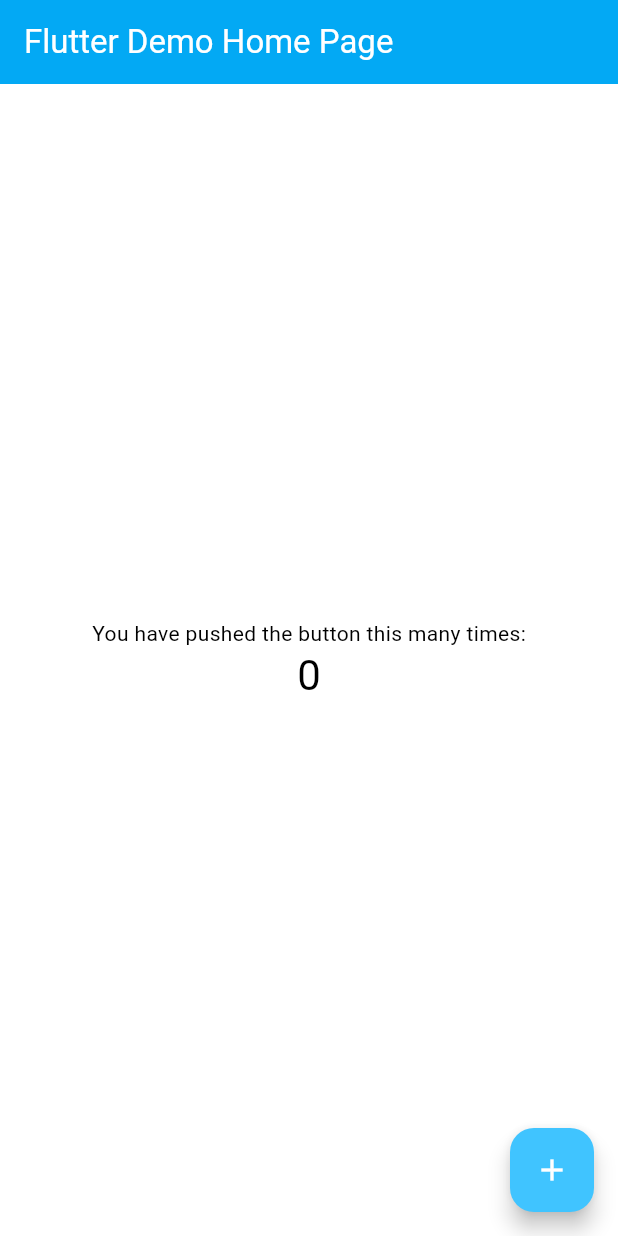
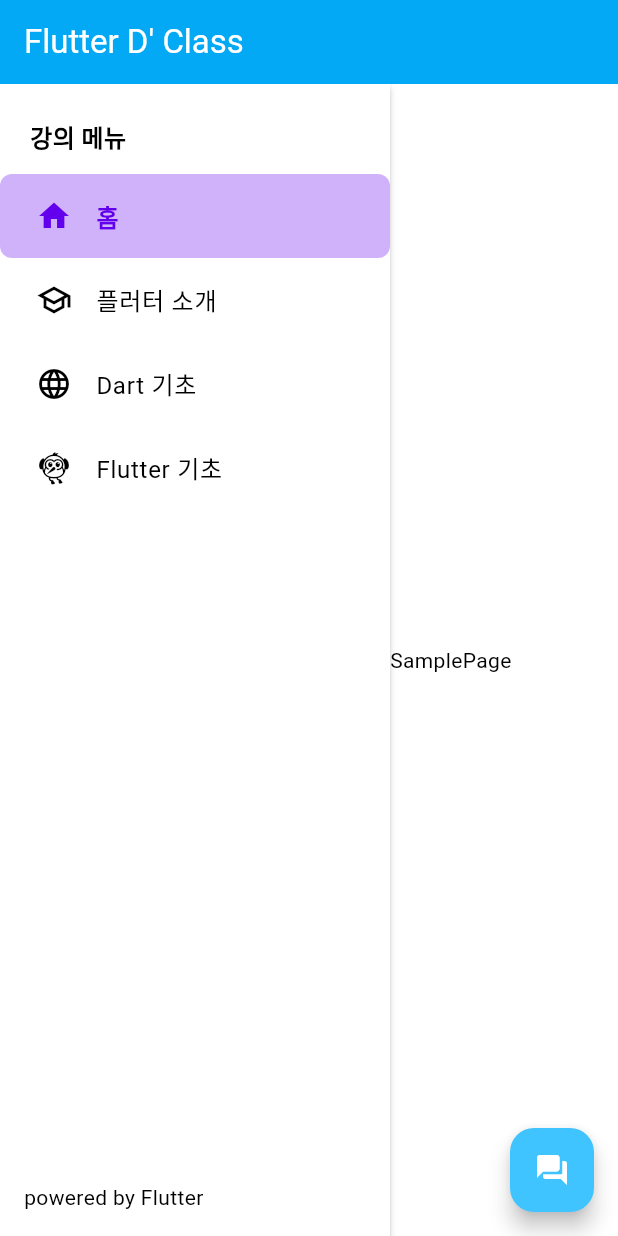
Before and after one commit to yoon6763/flutter-lecture, a Flutter app: the screen it shows after launch, on a phone screen of 412 x 824 dp. Run offline on Flutter 3.47's test engine with Material 3 defaults, Android fonts, the phone set to English and light mode, and no system bars.

Commit message:
Feat: SideBar 추가

```diff
--- /dev/null
+++ b/lib/base_page.dart
@@ -0,0 +1,40 @@
+import 'package:flutter/material.dart';
+import 'package:flutter_lecture/component/sidebar_widget.dart';
+
+class BasePage extends StatefulWidget {
+  const BasePage({super.key, required this.title});
+
+  final String title;
+
+  @override
+  State<BasePage> createState() => _BasePageState();
+}
+
+class _BasePageState extends State<BasePage> {
+  int _selectedPageIndex = 0;
+
+  @override
+  Widget build(BuildContext context) {
+    return Scaffold(
+      appBar: AppBar(title: Text(widget.title)),
+      body: Row(
+        children: [
+          SidebarWidget(
+            selectedPageIndex: _selectedPageIndex,
+            onItemSelected: (pageIndex) {
+              setState(() {
+                _selectedPageIndex = pageIndex;
+              });
+            },
+          ),
+          const Text('SamplePage'),
+        ],
+      ),
+      floatingActionButton: const FloatingActionButton(
+        onPressed: null,
+        tooltip: 'Increment',
+        child: Icon(Icons.question_answer_rounded),
+      ),
+    );
+  }
+}
--- /dev/null
+++ b/lib/component/sidebar_item.dart
@@ -0,0 +1,15 @@
+import 'package:flutter/material.dart';
+
+class SidebarItem {
+  final IconData icon;
+  final IconData? selectedIcon;
+  final String label;
+  final int pageIndex;
+
+  const SidebarItem({
+    required this.icon,
+    this.selectedIcon,
+    required this.label,
+    required this.pageIndex,
+  });
+}
--- /dev/null
+++ b/lib/component/sidebar_widget.dart
@@ -0,0 +1,119 @@
+import 'package:flutter/material.dart';
+import 'package:flutter_lecture/component/sidebar_item.dart';
+
+typedef SidebarItemSelectionCallback = void Function(int pageIndex);
+
+class SidebarWidget extends StatelessWidget {
+  final int selectedPageIndex;
+  final SidebarItemSelectionCallback onItemSelected;
+
+  final List<SidebarItem> _sidebarItems = const [
+    SidebarItem(
+        icon: Icons.home_outlined,
+        selectedIcon: Icons.home,
+        label: '홈',
+        pageIndex: 0),
+    SidebarItem(
+        icon: Icons.school_outlined,
+        selectedIcon: Icons.school,
+        label: '플러터 소개',
+        pageIndex: 1),
+    SidebarItem(
+        icon: Icons.language,
+        selectedIcon: Icons.category,
+        label: 'Dart 기초',
+        pageIndex: 2),
+    SidebarItem(
+        icon: Icons.flutter_dash_rounded,
+        selectedIcon: Icons.flutter_dash_rounded,
+        label: 'Flutter 기초',
+        pageIndex: 3),
+  ];
+
+  const SidebarWidget({
+    super.key,
+    required this.selectedPageIndex,
+    required this.onItemSelected,
+  });
+
+  @override
+  Widget build(BuildContext context) {
+    final theme = Theme.of(context);
+
+    return Container(
+      width: 260,
+      color: theme.colorScheme.surfaceContainerLowest,
+      child: Material(
+        elevation: 2.0,
+        child: Column(
+          crossAxisAlignment: CrossAxisAlignment.start,
+          children: <Widget>[
+            const Padding(
+              padding: EdgeInsets.fromLTRB(20.0, 24.0, 20.0, 12.0),
+              child: Text(
+                '강의 메뉴',
+                style: TextStyle(fontSize: 16, fontWeight: FontWeight.bold),
+              ),
+            ),
+            Expanded(
+              child: ListView.builder(
+                itemCount: _sidebarItems.length,
+                itemBuilder: (context, index) {
+                  final curItem = _sidebarItems[index];
+                  final isSelected = selectedPageIndex == curItem.pageIndex;
+
+                  return _buildListItem(
+                    context: context,
+                    item: curItem,
+                    isSelected: isSelected,
+                    onTap: () => onItemSelected(curItem.pageIndex),
+                  );
+                },
+              ),
+            ),
+            const Padding(
+              padding: EdgeInsets.all(16.0),
+              child: Row(
+                mainAxisAlignment: MainAxisAlignment.start,
+                children: <Widget>[Text('powered by Flutter')],
+              ),
+            ),
+          ],
+        ),
+      ),
+    );
+  }
+
+  Widget _buildListItem({
+    required BuildContext context,
+    required SidebarItem item,
+    required bool isSelected,
+    required VoidCallback onTap,
+  }) {
+    final theme = Theme.of(context);
+    final Color itemColor = isSelected
+        ? theme.colorScheme.primary
+        : theme.colorScheme.onSurfaceVariant;
+    final IconData currentIcon = (isSelected && item.selectedIcon != null)
+        ? item.selectedIcon!
+        : item.icon;
+
+    return ListTile(
+      leading: Icon(currentIcon, color: itemColor),
+      title: Text(
+        item.label,
+        style: TextStyle(
+          color: itemColor,
+          fontWeight: isSelected ? FontWeight.bold : FontWeight.normal,
+        ),
+      ),
+      selected: isSelected,
+      onTap: onTap,
+      selectedTileColor: theme.colorScheme.primaryContainer.withOpacity(0.3),
+      hoverColor: theme.colorScheme.onSurface.withOpacity(0.04),
+      shape: RoundedRectangleBorder(borderRadius: BorderRadius.circular(8.0)),
+      contentPadding: const EdgeInsets.symmetric(horizontal: 24.0),
+      // dense: true,
+    );
+  }
+}
--- a/lib/app_theme.dart
+++ b/lib/config/app_theme.dart
@@ -9,6 +9,7 @@
     appBarTheme: const AppBarTheme(
       backgroundColor: Colors.lightBlue,
       foregroundColor: Colors.white,
+      centerTitle: false,
     ),
     colorScheme: const ColorScheme.light(
       surface: Colors.white,
--- a/lib/main.dart
+++ b/lib/main.dart
@@ -1,62 +1,21 @@
 import 'package:flutter/material.dart';
-import 'package:flutter_lecture/app_theme.dart';
+import 'package:flutter_lecture/config/app_theme.dart';
+import 'package:flutter_lecture/base_page.dart';
 
 void main() {
-  runApp(const MyApp());
+  runApp(const FlutterLectureApp());
 }
 
-class MyApp extends StatelessWidget {
-  const MyApp({super.key});
+class FlutterLectureApp extends StatelessWidget {
+  const FlutterLectureApp({super.key});
 
   @override
   Widget build(BuildContext context) {
     return MaterialApp(
       title: "Flutter D' Class",
+      debugShowCheckedModeBanner: false,
       theme: AppTheme.lightTheme,
-      home: const MyHomePage(title: 'Flutter Demo Home Page'),
+      home: const BasePage(title: "Flutter D' Class"),
     );
   }
 }
-
-class MyHomePage extends StatefulWidget {
-  const MyHomePage({super.key, required this.title});
-
-  final String title;
-
-  @override
-  State<MyHomePage> createState() => _MyHomePageState();
-}
-
-class _MyHomePageState extends State<MyHomePage> {
-  int _counter = 0;
-
-  void _incrementCounter() {
-    setState(() {
-      _counter++;
-    });
-  }
-
-  @override
-  Widget build(BuildContext context) {
-    return Scaffold(
-      appBar: AppBar(title: Text(widget.title)),
-      body: Center(
-        child: Column(
-          mainAxisAlignment: MainAxisAlignment.center,
-          children: <Widget>[
-            const Text('You have pushed the button this many times:'),
-            Text(
-              '$_counter',
-              style: Theme.of(context).textTheme.headlineMedium,
-            ),
-          ],
-        ),
-      ),
-      floatingActionButton: FloatingActionButton(
-        onPressed: _incrementCounter,
-        tooltip: 'Increment',
-        child: const Icon(Icons.add),
-      ),
-    );
-  }
-}
```
